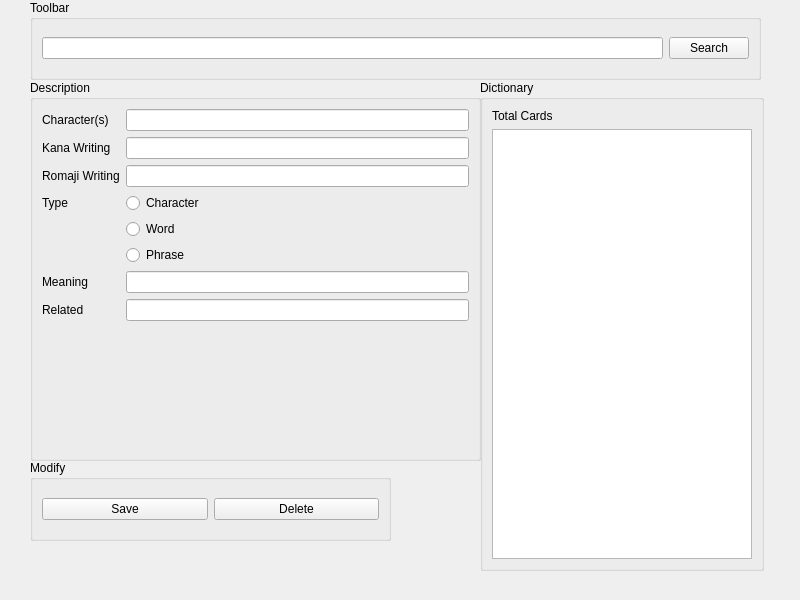
Above: src/gui/pages/cards_interface.ui from crfews/kanji-handwriting-tablet before the change. Below: the same form after it.
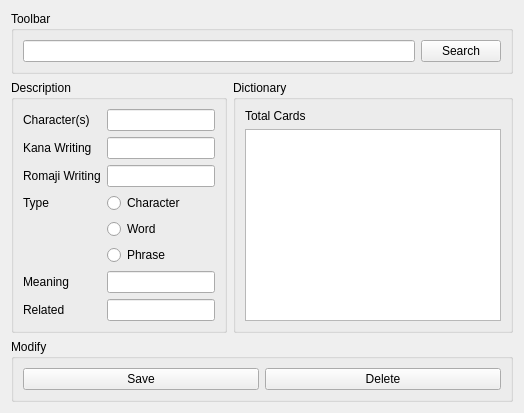
That is the form after the change.

Commit message:
cards ui improved and made elements interactive
Adjusted cards interface widget to resize with window properly, added functions to respond to signals from buttons and line edits, and updated card config dictionary to pass to API functions

The edit to the form file:
```diff
--- a/src/gui/pages/cards_interface.ui
+++ b/src/gui/pages/cards_interface.ui
@@ -2,26 +2,33 @@
 <ui version="4.0">
  <class>Cards_Interface</class>
  <widget class="QWidget" name="Cards_Interface">
-  <property name="geometry">
-   <rect>
-    <x>0</x>
-    <y>0</y>
-    <width>800</width>
-    <height>600</height>
-   </rect>
-  </property>
   <property name="windowTitle">
    <string>Cards_Interface</string>
   </property>
+  <layout class="QVBoxLayout" name="mainLayout">
+   <item>
+    <widget class="QGroupBox" name="groupBox_4">
+     <property name="title">
+      <string>Toolbar</string>
+     </property>
+     <layout class="QHBoxLayout" name="horizontalLayout_2">
+      <item>
+       <widget class="QLineEdit" name="search_lineEdit"/>
+      </item>
+      <item>
+       <widget class="QPushButton" name="search_pushButton">
+        <property name="text">
+         <string>Search</string>
+        </property>
+       </widget>
+      </item>
+     </layout>
+    </widget>
+   </item>
+   <item>
+    <layout class="QHBoxLayout" name="contentLayout">
+     <item stretch="3">
   <widget class="QGroupBox" name="groupBox">
-   <property name="geometry">
-    <rect>
-     <x>30</x>
-     <y>80</y>
-     <width>451</width>
-     <height>381</height>
-    </rect>
-   </property>
    <property name="title">
     <string>Description</string>
    </property>
@@ -56,13 +63,34 @@
     <item row="2" column="1">
      <widget class="QLineEdit" name="romaji_lineEdit"/>
     </item>
+        <item row="5" column="0">
+         <widget class="QLabel" name="label_4">
+          <property name="text">
+           <string>Type</string>
+          </property>
+         </widget>
+        </item>
+        <item row="5" column="1">
+         <widget class="QRadioButton" name="kana_radioButton">
+          <property name="text">
+           <string>Character</string>
+          </property>
+         </widget>
+        </item>
     <item row="6" column="1">
-     <widget class="QRadioButton" name="word_radioButton">
+         <widget class="QRadioButton" name="kanji_radioButton">
       <property name="text">
        <string>Word</string>
       </property>
      </widget>
     </item>
+        <item row="7" column="1">
+         <widget class="QRadioButton" name="phrase_radioButton">
+          <property name="text">
+           <string>Phrase</string>
+          </property>
+         </widget>
+        </item>
     <item row="10" column="0">
      <widget class="QLabel" name="label_5">
       <property name="text">
@@ -83,38 +111,32 @@
     <item row="11" column="1">
      <widget class="QLineEdit" name="related_lineEdit"/>
     </item>
-    <item row="5" column="1">
-     <widget class="QRadioButton" name="character_radioButton">
-      <property name="text">
-       <string>Character</string>
-      </property>
-     </widget>
-    </item>
-    <item row="5" column="0">
-     <widget class="QLabel" name="label_4">
-      <property name="text">
-       <string>Type</string>
-      </property>
-     </widget>
-    </item>
-    <item row="7" column="1">
-     <widget class="QRadioButton" name="phrase_radioButton">
+       </layout>
+      </widget>
+     </item>
+     <item stretch="2">
+      <widget class="QGroupBox" name="groupBox_3">
+       <property name="title">
+        <string>Dictionary</string>
+       </property>
+       <layout class="QVBoxLayout" name="verticalLayout">
+        <item>
+         <widget class="QLabel" name="label_7">
       <property name="text">
-       <string>Phrase</string>
+           <string>Total Cards</string>
       </property>
      </widget>
     </item>
-   </layout>
-  </widget>
+        <item>
+         <widget class="QListWidget" name="cards_listWidget"/>
+        </item>
+       </layout>
+      </widget>
+     </item>
+    </layout>
+   </item>
+   <item>
   <widget class="QGroupBox" name="groupBox_2">
-   <property name="geometry">
-    <rect>
-     <x>30</x>
-     <y>460</y>
-     <width>361</width>
-     <height>81</height>
-    </rect>
-   </property>
    <property name="title">
     <string>Modify</string>
    </property>
@@ -135,56 +157,8 @@
     </item>
    </layout>
   </widget>
-  <widget class="QGroupBox" name="groupBox_3">
-   <property name="geometry">
-    <rect>
-     <x>480</x>
-     <y>80</y>
-     <width>284</width>
-     <height>491</height>
-    </rect>
-   </property>
-   <property name="title">
-    <string>Dictionary</string>
-   </property>
-   <layout class="QVBoxLayout" name="verticalLayout">
-    <item>
-     <widget class="QLabel" name="label_7">
-      <property name="text">
-       <string>Total Cards</string>
-      </property>
-     </widget>
-    </item>
-    <item>
-     <widget class="QListWidget" name="cards_listWidget"/>
-    </item>
-   </layout>
-  </widget>
-  <widget class="QGroupBox" name="groupBox_4">
-   <property name="geometry">
-    <rect>
-     <x>30</x>
-     <y>0</y>
-     <width>731</width>
-     <height>80</height>
-    </rect>
-   </property>
-   <property name="title">
-    <string>Toolbar</string>
-   </property>
-   <layout class="QHBoxLayout" name="horizontalLayout_2">
-    <item>
-     <widget class="QLineEdit" name="lineEdit"/>
-    </item>
-    <item>
-     <widget class="QPushButton" name="search_pushButton">
-      <property name="text">
-       <string>Search</string>
-      </property>
-     </widget>
-    </item>
-   </layout>
-  </widget>
+   </item>
+  </layout>
  </widget>
  <resources/>
  <connections/>
```
Lines whose indentation alone changed are shown as unchanged. The commit also changes 1 other file.
